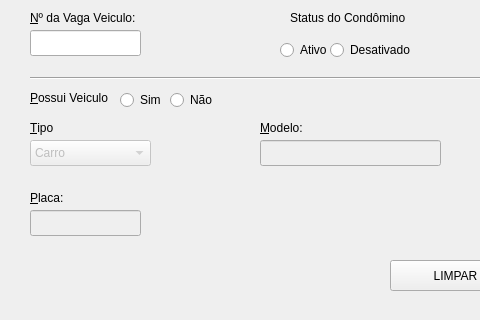
Qt form Designer_UI/atualizarMoradores.ui (DavidDevOps2000/primecondoDesk) before a commit; both pictures show x 0 to 480 and y 330 to 650 of the 725 by 650 pixel window.
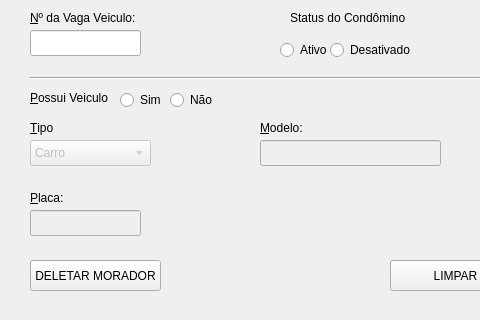
The same form after that commit. Icons and pictures are not drawn.

The edit to the form file:
```diff
--- a/Designer_UI/atualizarMoradores.ui
+++ b/Designer_UI/atualizarMoradores.ui
@@ -1006,6 +1006,19 @@
      <string>ou</string>
     </property>
    </widget>
+   <widget class="QPushButton" name="btnDeletar">
+    <property name="geometry">
+     <rect>
+      <x>30</x>
+      <y>590</y>
+      <width>131</width>
+      <height>31</height>
+     </rect>
+    </property>
+    <property name="text">
+     <string>DELETAR MORADOR</string>
+    </property>
+   </widget>
   </widget>
  </widget>
  <tabstops>
```
